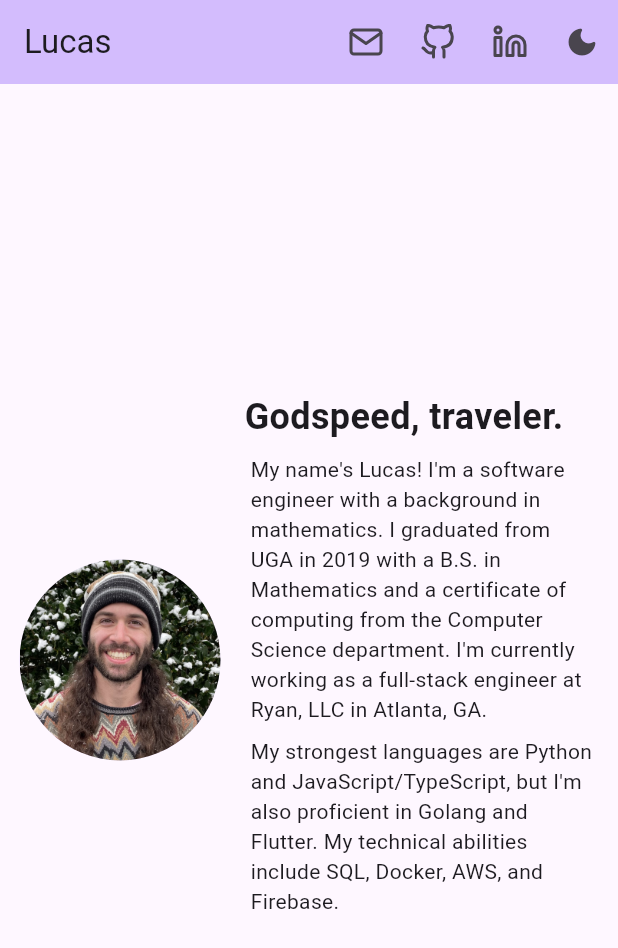
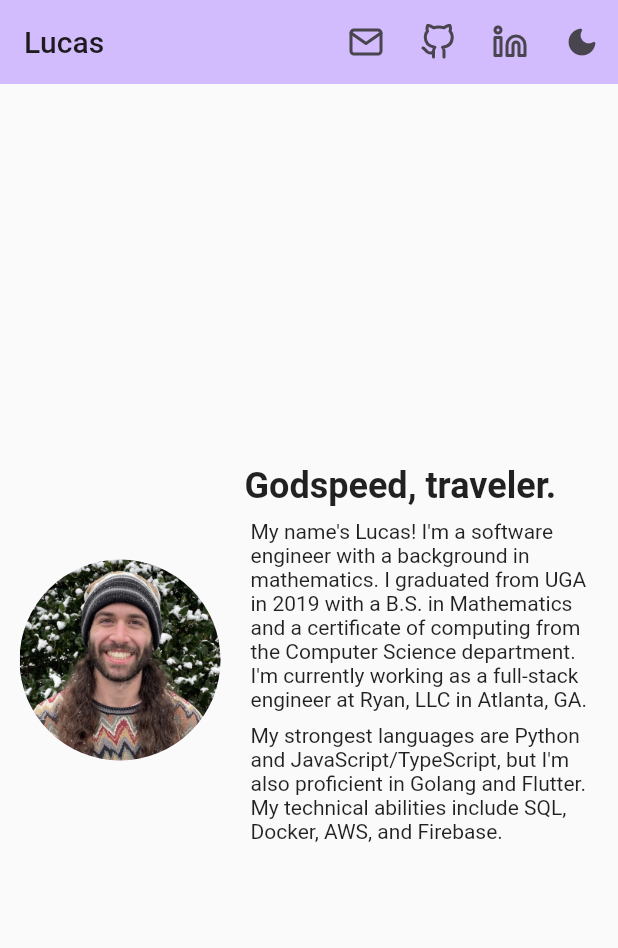
Before and after one commit to lucasconnellm/lucasconnellm.github.io, a Flutter app: the screen it shows after launch, on a phone screen of 412 x 824 dp. Shown: the top 948 px of the screen. Run offline on Flutter 3.47's test engine with Material 2 defaults, Android fonts, the phone set to English and light mode, and no system bars; our stand-ins replace feather_icons.

Commit message:
Fix fontsize changing in light/dark

```diff
--- a/lib/main.dart
+++ b/lib/main.dart
@@ -38,7 +38,7 @@ class MyAppState extends State<MyApp> {
   Widget build(BuildContext context) {
     return MaterialApp(
       title: 'Lucas Connell',
-      theme: ThemeData(
+      theme: ThemeData.light().copyWith(
         colorScheme: ColorScheme.fromSeed(seedColor: Colors.deepPurple),
         useMaterial3: true,
       ),
```
